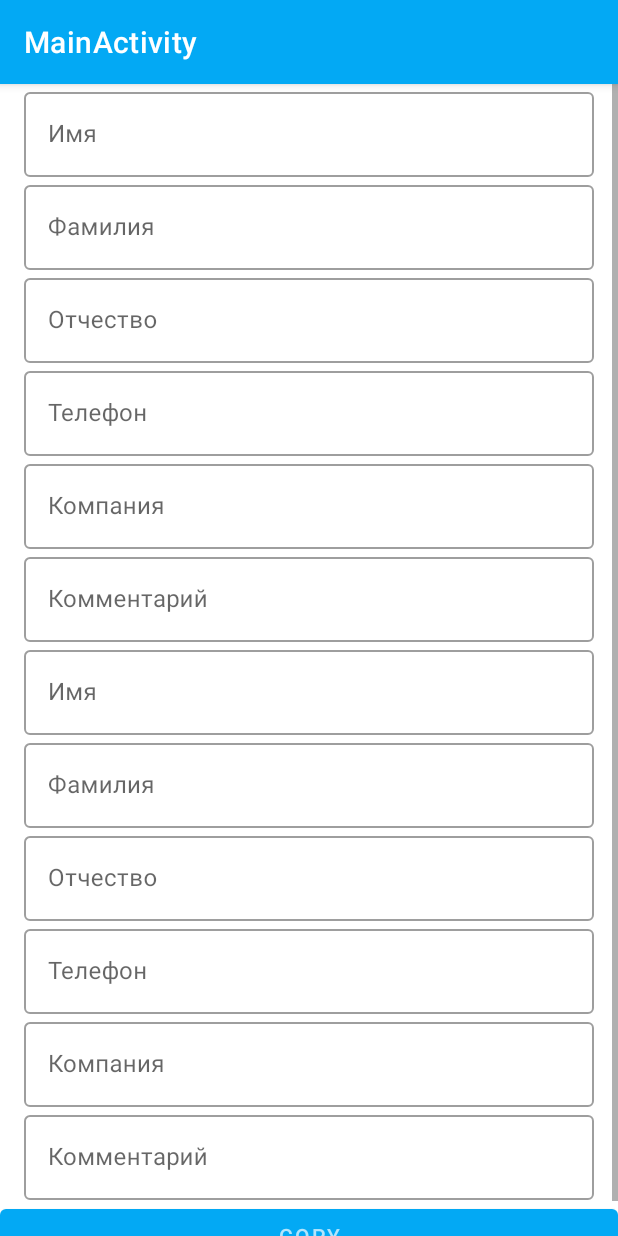
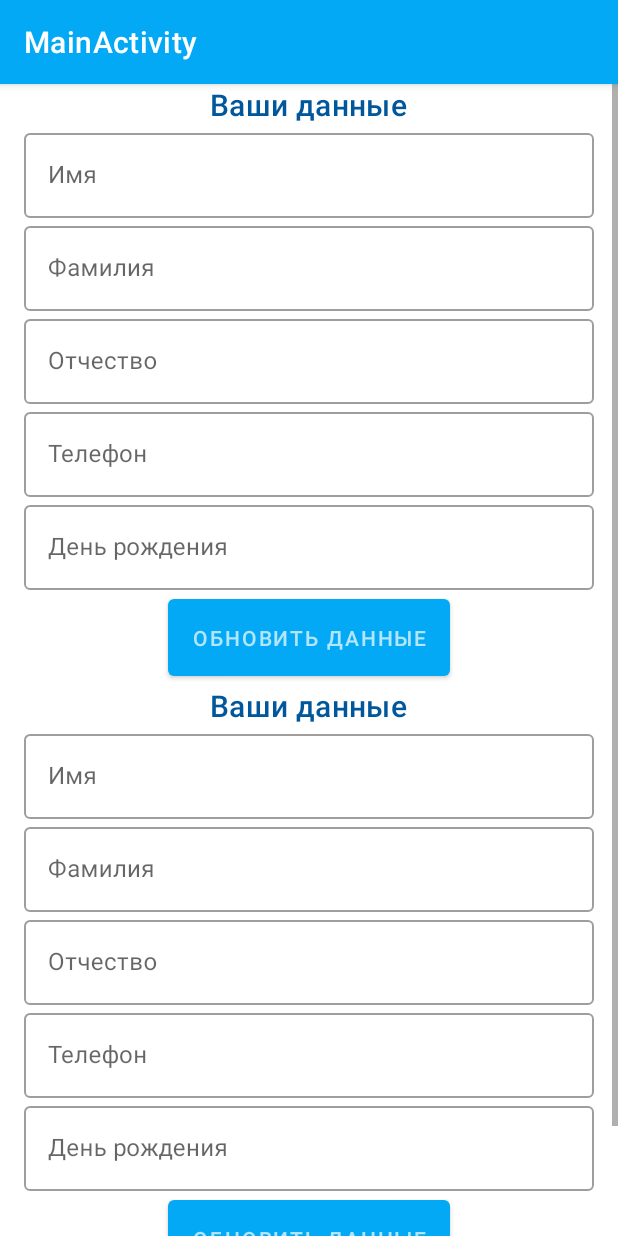
Before and after one commit to Arbonik/KenguruExpress, an Android app: the OrderFragment screen opened through its navigation route, on a phone screen of 412 x 824 dp. Run offline under Robolectric (Android 15) with nearby library versions, the phone set to English and light mode, and no system bars; our stand-ins replace Room's generated code, data binding, navigation-ui; 1 statement that could not run was skipped.

```diff
--- a/app/src/main/java/com/arbonik/myapplication/KenguruApplication.kt
+++ b/app/src/main/java/com/arbonik/myapplication/KenguruApplication.kt
@@ -4,8 +4,9 @@ import android.app.Application
 import android.content.Context
 import androidx.room.Room
 import com.arbonik.myapplication.database.KenguruDatabase
-import com.arbonik.myapplication.model.LocalityRepository
+import com.arbonik.myapplication.repositories.LocalityRepository
 import com.arbonik.myapplication.repositories.DeparturesRepository
+import com.arbonik.myapplication.repositories.UserRepository
 import com.arbonik.myapplication.ui.calculator.ProductRepository
 
 class KenguruApplication : Application() {
@@ -33,6 +34,6 @@ class KenguruApplication : Application() {
         val localityRepository by lazy { LocalityRepository(database) }
         val departuresRepository by lazy { DeparturesRepository(database) }
         val productRepository by lazy {  ProductRepository() }
-
+        val loginRepository by lazy { UserRepository(appContext) }
     }
 }
--- a/app/src/main/java/com/arbonik/myapplication/MainActivity.kt
+++ b/app/src/main/java/com/arbonik/myapplication/MainActivity.kt
@@ -1,7 +1,6 @@
 package com.arbonik.myapplication
 
 import android.os.Bundle
-import android.util.Log
 import com.google.android.material.bottomnavigation.BottomNavigationView
 import androidx.appcompat.app.AppCompatActivity
 import androidx.core.view.isVisible
@@ -10,9 +9,6 @@ import androidx.navigation.findNavController
 import androidx.navigation.ui.AppBarConfiguration
 import androidx.navigation.ui.setupActionBarWithNavController
 import androidx.navigation.ui.setupWithNavController
-import com.arbonik.myapplication.network.models.login.UserActivation
-import com.arbonik.myapplication.network.uriParseToUserActivation
-import com.arbonik.myapplication.ui.privateoffice.data.LoginRepository
 
 class MainActivity : AppCompatActivity() {
 
--- a/app/src/main/java/com/arbonik/myapplication/model/LocalityRepository.kt
+++ b/app/src/main/java/com/arbonik/myapplication/repositories/LocalityRepository.kt
@@ -1,6 +1,7 @@
-package com.arbonik.myapplication.model
+package com.arbonik.myapplication.repositories
 
 import com.arbonik.myapplication.database.KenguruDatabase
+import com.arbonik.myapplication.model.LocalityPair
 import com.arbonik.myapplication.network.Common
 
 class LocalityRepository(database: KenguruDatabase){
--- a/app/src/main/java/com/arbonik/myapplication/ui/SplashFragment.kt
+++ b/app/src/main/java/com/arbonik/myapplication/ui/SplashFragment.kt
@@ -9,11 +9,10 @@ import androidx.appcompat.app.AppCompatActivity
 import androidx.core.view.isVisible
 import androidx.fragment.app.Fragment
 import androidx.navigation.fragment.findNavController
+import com.arbonik.myapplication.KenguruApplication
 import com.arbonik.myapplication.R
 import com.arbonik.myapplication.network.uriParseToUserActivation
-import com.arbonik.myapplication.ui.privateoffice.data.LoginRepository
 import com.google.android.material.bottomnavigation.BottomNavigationView
-import com.google.android.material.snackbar.Snackbar
 import kotlinx.coroutines.Dispatchers
 import kotlinx.coroutines.MainScope
 import kotlinx.coroutines.delay
@@ -78,10 +77,11 @@ class SplashFragment : Fragment() {
             if (activityData != null) {
                 //анализируем строку
                 val userActivation = uriParseToUserActivation(activityData.toString())
-                if (LoginRepository.activatedUser(userActivation))
-                Snackbar.make(requireContext(), requireView(), "Почта успешно подтверждена", Snackbar.LENGTH_SHORT).show()
+                KenguruApplication.loginRepository.activatedUser(userActivation)
             }
-            if (deleteThisFragmentFromBackStack.not()) {
+            if (KenguruApplication.loginRepository.isLoggedIn)
+                findNavController().navigate(R.id.action_splashFragment_to_navigationProfileFragment)
+            else if (deleteThisFragmentFromBackStack.not()) {
                 findNavController().navigate(R.id.action_splashFragment_to_navigation_login)
             }
         }
--- a/app/src/main/java/com/arbonik/myapplication/ui/order/OrderFragment.kt
+++ b/app/src/main/java/com/arbonik/myapplication/ui/order/OrderFragment.kt
@@ -6,15 +6,14 @@ import android.view.LayoutInflater
 import android.view.View
 import android.view.ViewGroup
 import android.widget.Button
+import android.widget.LinearLayout
 import androidx.databinding.Observable
 import androidx.fragment.app.Fragment
 import androidx.lifecycle.ViewModelProvider
 import com.arbonik.myapplication.R
-import com.arbonik.myapplication.databinding.ProfileOrderBinding
-import com.arbonik.myapplication.profile.OrderData
+import com.arbonik.myapplication.databinding.FragmentProfileBinding
 import com.arbonik.myapplication.ui.calculator.CalculatorViewModel
 import com.arbonik.myapplication.ui.views.AddressInputView
-import com.arbonik.myapplication.ui.views.ProfileOrderLayout
 
 class OrderFragment : Fragment() {
 
@@ -42,24 +41,24 @@ class OrderFragment : Fragment() {
 //        addressInputTo.addViewModel( calculatorViewModel.localityTo,
 //                viewLifecycleOwner)
 
-        val recepierContainer = root.findViewById<ProfileOrderLayout>(R.id.recepier_include)
-        val senderContainer = root.findViewById<ProfileOrderLayout>(R.id.sender_include)
+        val recepierContainer = root.findViewById<LinearLayout>(R.id.recepier_include)
+        val senderContainer = root.findViewById<LinearLayout>(R.id.sender_include)
 
         val button = root.findViewById<Button>(R.id.button)
 
-        val recepierBinding = ProfileOrderBinding.bind(recepierContainer)
-        val senderBinding = ProfileOrderBinding.bind(senderContainer)
+        val recepierBinding = FragmentProfileBinding.bind(recepierContainer)
+        val senderBinding = FragmentProfileBinding.bind(senderContainer)
 
         recepierBinding.addOnPropertyChangedCallback(object :
             Observable.OnPropertyChangedCallback() {
             override fun onPropertyChanged(sender: Observable?, propertyId: Int) {
 //                orderViewModel.updateOrderData(recepierBinding.orderData ?: OrderData.instance())
-                Log.d("RE", recepierBinding.orderData.toString())
+                Log.d("RE", recepierBinding.profileData.toString())
             }
         })
 
         button.setOnClickListener {
-            recepierBinding.orderData = senderBinding.orderData
+            recepierBinding.profileData = senderBinding.profileData
         }
 
 
--- a/app/src/main/java/com/arbonik/myapplication/ui/views/ProfileOrderLayout.kt
+++ /dev/null
@@ -1,26 +0,0 @@
-package com.arbonik.myapplication.ui.views
-
-import android.content.Context
-import android.util.AttributeSet
-import android.widget.LinearLayout
-import android.widget.Toast
-import androidx.core.widget.addTextChangedListener
-import androidx.databinding.Observable
-import com.arbonik.myapplication.R
-import com.arbonik.myapplication.databinding.ProfileOrderBinding
-import com.arbonik.myapplication.profile.OrderData
-import com.google.android.material.textfield.TextInputEditText
-
-class ProfileOrderLayout(context: Context, attributeSet: AttributeSet)
-    : LinearLayout(context, attributeSet) {
-
-//
-//    var binding : ProfileOrderBinding? = null
-//        get(){
-//            if (field == null) {
-//                field = ProfileOrderBinding.bind(this)
-//            }
-//            return field!!
-//        }
-
-}
--- a/app/src/main/res/layout/fragment_order.xml
+++ b/app/src/main/res/layout/fragment_order.xml
@@ -12,13 +12,13 @@
 
         <include
             android:id="@+id/sender_include"
-            layout="@layout/profile_order"
+            layout="@layout/fragment_profile"
             android:layout_width="match_parent"
             android:layout_height="wrap_content" />
 
         <include
             android:id="@+id/recepier_include"
-            layout="@layout/profile_order"
+            layout="@layout/fragment_profile"
             android:layout_width="match_parent"
             android:layout_height="wrap_content" />
         <Button
--- a/app/src/main/res/layout/profile_order.xml
+++ b/app/src/main/res/layout/fragment_profile.xml
@@ -4,14 +4,22 @@
     <data>
 
         <variable
-            name="OrderData"
-            type="com.arbonik.myapplication.profile.OrderData" />
+            name="profileData"
+            type="com.arbonik.myapplication.network.models.login.ProfileData" />
     </data>
 
-    <com.arbonik.myapplication.ui.views.ProfileOrderLayout
+    <LinearLayout
         android:layout_width="match_parent"
         android:layout_height="wrap_content"
         android:orientation="vertical">
+
+        <TextView
+            style="@style/TextAppearance.MaterialComponents.Headline6"
+            android:layout_width="wrap_content"
+            android:layout_height="wrap_content"
+            android:layout_gravity="center"
+            android:text="Ваши данные"
+            android:textColor="@color/light_blue_900" />
 
         <com.google.android.material.textfield.TextInputLayout
             style="@style/Widget.MaterialComponents.TextInputLayout.OutlinedBox"
@@ -24,7 +32,7 @@
                 android:id="@+id/name"
                 android:layout_width="match_parent"
                 android:layout_height="wrap_content"
-                android:text="@={OrderData.name}" />
+                android:text="@={profileData.first_name}" />
         </com.google.android.material.textfield.TextInputLayout>
 
         <com.google.android.material.textfield.TextInputLayout
@@ -38,7 +46,7 @@
                 android:id="@+id/surname"
                 android:layout_width="match_parent"
                 android:layout_height="wrap_content"
-                android:text="@={OrderData.surname}" />
+                android:text="@={profileData.last_name}" />
         </com.google.android.material.textfield.TextInputLayout>
 
         <com.google.android.material.textfield.TextInputLayout
@@ -52,7 +60,7 @@
                 android:id="@+id/patronymic"
                 android:layout_width="match_parent"
                 android:layout_height="wrap_content"
-                android:text="@={OrderData.patronymic}" />
+                android:text="@={profileData.patronymic}" />
         </com.google.android.material.textfield.TextInputLayout>
 
         <com.google.android.material.textfield.TextInputLayout
@@ -66,7 +74,7 @@
                 android:id="@+id/phone"
                 android:layout_width="match_parent"
                 android:layout_height="wrap_content"
-                android:text="@={OrderData.phoneNumber}" />
+                android:text="@={profileData.phone}" />
         </com.google.android.material.textfield.TextInputLayout>
 
         <com.google.android.material.textfield.TextInputLayout
@@ -74,28 +82,22 @@
             android:layout_width="match_parent"
             android:layout_height="wrap_content"
             android:layout_marginHorizontal="@dimen/standard_margin"
-            android:hint="@string/company_hint">
+            android:hint="@string/birthDay">
 
             <com.google.android.material.textfield.TextInputEditText
-                android:id="@+id/company"
+                android:id="@+id/birthDayEditText"
                 android:layout_width="match_parent"
                 android:layout_height="wrap_content"
-                android:text="@={OrderData.company}" />
+                android:text="@={profileData.date_birth}" />
         </com.google.android.material.textfield.TextInputLayout>
 
-        <com.google.android.material.textfield.TextInputLayout
-            style="@style/Widget.MaterialComponents.TextInputLayout.OutlinedBox"
-            android:layout_width="match_parent"
+        <Button
+            android:id="@+id/updateProfileDataButton"
+            android:layout_width="wrap_content"
             android:layout_height="wrap_content"
-            android:layout_marginHorizontal="@dimen/standard_margin"
-            android:hint="@string/commentary_hint">
+            android:layout_gravity="center"
+            android:padding="16dp"
+            android:text="@string/updateDataText" />
+    </LinearLayout>
 
-            <com.google.android.material.textfield.TextInputEditText
-                android:id="@+id/commentary"
-                android:layout_width="match_parent"
-                android:layout_height="wrap_content"
-                android:text="@={OrderData.comment}" />
-        </com.google.android.material.textfield.TextInputLayout>
-
-    </com.arbonik.myapplication.ui.views.ProfileOrderLayout>
 </layout>
--- a/app/src/main/res/navigation/mobile_navigation.xml
+++ b/app/src/main/res/navigation/mobile_navigation.xml
@@ -66,10 +66,13 @@
             app:destination="@id/navigation_login"
             app:launchSingleTop="true"
             app:popUpTo="@id/mobile_navigation" />
+        <action
+            android:id="@+id/action_splashFragment_to_navigationProfileFragment"
+            app:destination="@id/navigationProfileFragment" />
     </fragment>
     <fragment
         android:id="@+id/navigationProfileFragment"
-        android:name="com.arbonik.myapplication.ui.ProfileOrderFragment"
+        android:name="com.arbonik.myapplication.ui.profile.ProfileFragment"
         android:label="ProfileOrderFragment" >
         <action
             android:id="@+id/action_profileOrderFragment_to_navigation_tracks"
--- a/app/src/main/res/values/strings.xml
+++ b/app/src/main/res/values/strings.xml
@@ -38,6 +38,8 @@
     <string name="profile_label">Профиль</string>
     <string name="track_info_label">Информация о треке</string>
     <string name="passwordRetryEditText">Повторите пароль</string>
+    <string name="birthDay">День рождения</string>
+    <string name="updateDataText">Обновить данные</string>
 
 
 </resources>
```
Also changed, not shown: app/src/main/java/com/arbonik/myapplication/network/models/login/ProfileData.kt (added, +14 -0 lines), app/src/main/java/com/arbonik/myapplication/network/references/UserReference.kt (+15 -5 lines), app/src/main/java/com/arbonik/myapplication/repositories/UserRepository.kt (added, +86 -0 lines), app/src/main/java/com/arbonik/myapplication/ui/ProfileOrderFragment.kt (deleted, +0 -26 lines), app/src/main/java/com/arbonik/myapplication/ui/login/LoginViewModel.kt (+5 -15 lines), app/src/main/java/com/arbonik/myapplication/ui/privateoffice/data/LoginRepository.kt (deleted, +0 -34 lines), app/src/main/java/com/arbonik/myapplication/ui/privateoffice/data/Result.kt (deleted, +0 -18 lines), app/src/main/java/com/arbonik/myapplication/ui/profile/ProfileFragment.kt (added, +82 -0 lines), app/src/main/java/com/arbonik/myapplication/ui/profile/ProfileFragmentViewModel.kt (added, +33 -0 lines).
